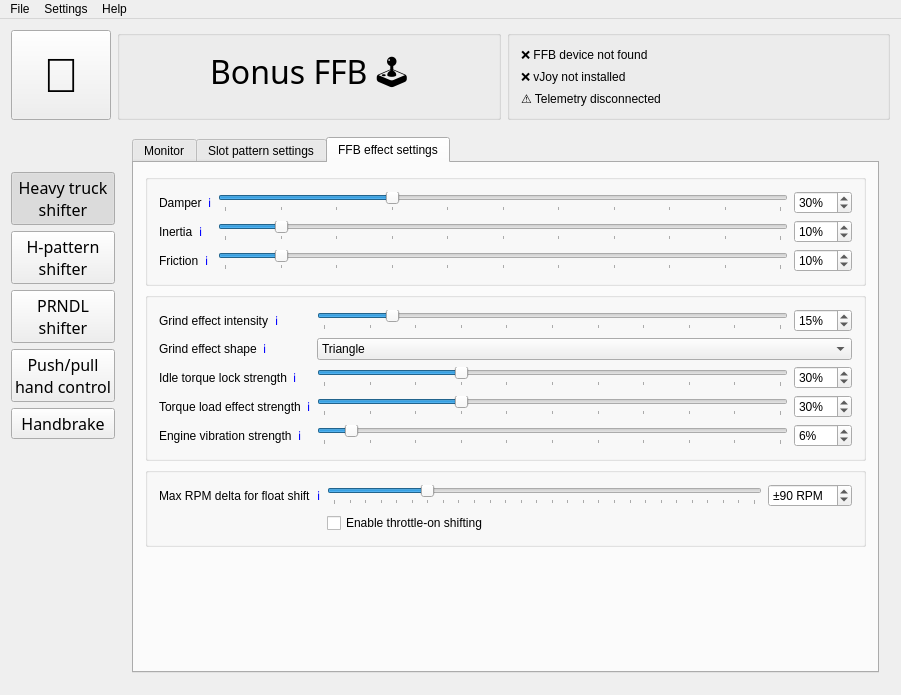
Before: the Qt Designer form BonusFFB/BonusFFB.ui in kgmonteith/BonusFFB, drawn with Qt 5.
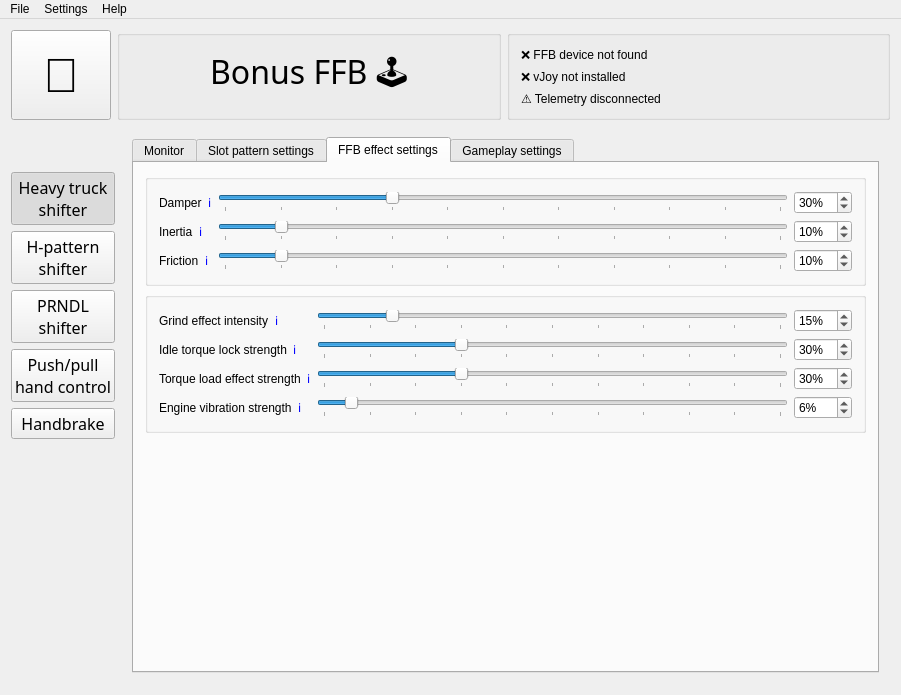
After: the same form once the commit is applied. The open tabs and pages were chosen to show the change. Icons and pictures are not drawn.

Commit message: Removed grind effect shape configuration to improve simplicity Moved gameplay settings to new tab Doc update

What changed in the file:
```diff
--- a/BonusFFB/BonusFFB.ui
+++ b/BonusFFB/BonusFFB.ui
@@ -1312,51 +1312,6 @@
                 </layout>
                </item>
                <item row="1" column="0">
-                <layout class="QHBoxLayout" name="horizontalLayout_34">
-                 <item>
-                  <widget class="QLabel" name="label_27">
-                   <property name="text">
-                    <string>Grind effect shape</string>
-                   </property>
-                  </widget>
-                 </item>
-                 <item>
-                  <widget class="QLabel" name="label_28">
-                   <property name="text">
-                    <string>&lt;a href=&quot;https://kgmonteith.github.io/BonusFFB/heavytruck/#grind-effect-shape&quot; style=&quot;text-decoration: none&quot;&gt;ℹ️&lt;/a&gt;</string>
-                   </property>
-                   <property name="openExternalLinks">
-                    <bool>true</bool>
-                   </property>
-                  </widget>
-                 </item>
-                </layout>
-               </item>
-               <item row="1" column="1">
-                <widget class="QComboBox" name="heavytruck_grindEffectShapeComboBox">
-                 <item>
-                  <property name="text">
-                   <string>Triangle</string>
-                  </property>
-                 </item>
-                 <item>
-                  <property name="text">
-                   <string>Sine wave</string>
-                  </property>
-                 </item>
-                 <item>
-                  <property name="text">
-                   <string>Sawtooth</string>
-                  </property>
-                 </item>
-                 <item>
-                  <property name="text">
-                   <string>Square wave</string>
-                  </property>
-                 </item>
-                </widget>
-               </item>
-               <item row="2" column="0">
                 <layout class="QHBoxLayout" name="horizontalLayout_37">
                  <item>
                   <widget class="QLabel" name="label_30">
@@ -1377,7 +1332,7 @@
                  </item>
                 </layout>
                </item>
-               <item row="2" column="1">
+               <item row="1" column="1">
                 <layout class="QHBoxLayout" name="horizontalLayout_38">
                  <item>
                   <widget class="QSlider" name="heavytruck_keepInGearIdleSlider">
@@ -1413,7 +1368,7 @@
                  </item>
                 </layout>
                </item>
-               <item row="3" column="0">
+               <item row="2" column="0">
                 <layout class="QHBoxLayout" name="horizontalLayout_57">
                  <item>
                   <widget class="QLabel" name="label_50">
@@ -1434,7 +1389,7 @@
                  </item>
                 </layout>
                </item>
-               <item row="3" column="1">
+               <item row="2" column="1">
                 <layout class="QHBoxLayout" name="horizontalLayout_58">
                  <item>
                   <widget class="QSlider" name="heavytruck_torqueLoadStrengthSlider">
@@ -1470,7 +1425,7 @@
                  </item>
                 </layout>
                </item>
-               <item row="4" column="0">
+               <item row="3" column="0">
                 <layout class="QHBoxLayout" name="horizontalLayout_60">
                  <item>
                   <widget class="QLabel" name="label_54">
@@ -1491,7 +1446,7 @@
                  </item>
                 </layout>
                </item>
-               <item row="4" column="1">
+               <item row="3" column="1">
                 <layout class="QHBoxLayout" name="horizontalLayout_53">
                  <item>
                   <widget class="QSlider" name="heavytruck_engineVibrationStrengthSlider">
@@ -1531,6 +1486,26 @@
              </widget>
             </item>
             <item>
+             <spacer name="verticalSpacer_4">
+              <property name="orientation">
+               <enum>Qt::Orientation::Vertical</enum>
+              </property>
+              <property name="sizeHint" stdset="0">
+               <size>
+                <width>20</width>
+                <height>40</height>
+               </size>
+              </property>
+             </spacer>
+            </item>
+           </layout>
+          </widget>
+          <widget class="QWidget" name="tab_11">
+           <attribute name="title">
+            <string>Gameplay settings</string>
+           </attribute>
+           <layout class="QVBoxLayout" name="verticalLayout_14">
+            <item>
              <widget class="QGroupBox" name="groupBox_20">
               <property name="title">
                <string/>
@@ -1541,7 +1516,7 @@
                  <item>
                   <widget class="QLabel" name="label_34">
                    <property name="text">
-                    <string>Max RPM delta for float shift</string>
+                    <string>Max RPM delta for float shifting</string>
                    </property>
                   </widget>
                  </item>
```
Left out of the diff: 6 changed lines with no effect on the pictures. The commit also changes 7 other files.
